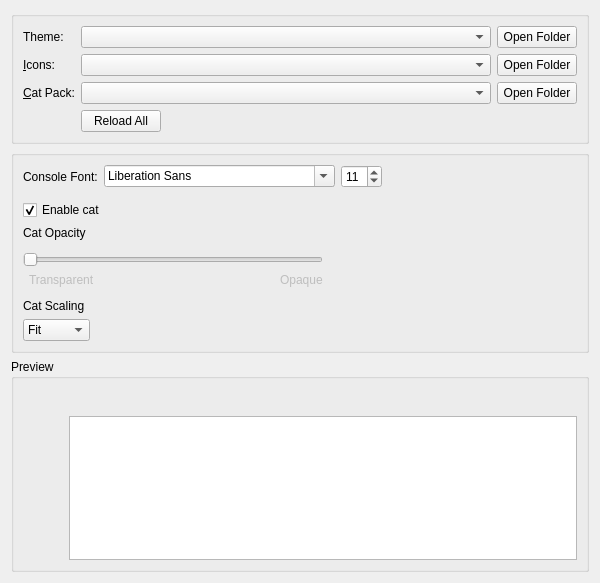
First picture: the form in launcher/ui/widgets/AppearanceWidget.ui, repository awakenginexe/Awake-Launcher, before the edit.
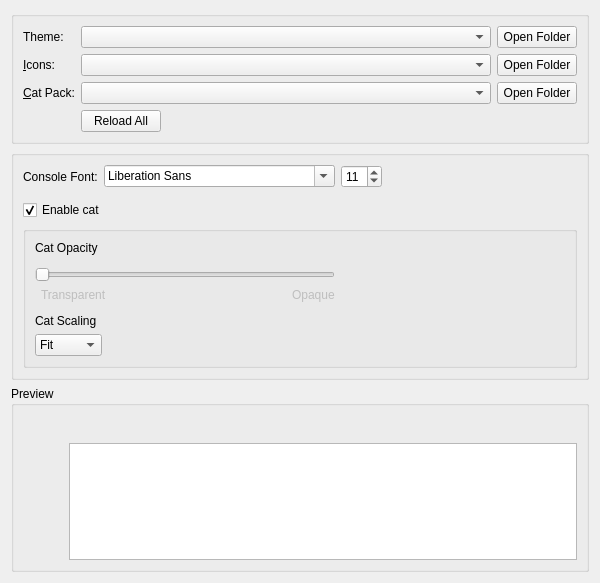
Second picture: the form after the edit. Icons and pictures are not drawn.

Commit message: refactor: group cat settings and avoid redundant action updates

Patch:
```diff
--- a/launcher/ui/widgets/AppearanceWidget.ui
+++ b/launcher/ui/widgets/AppearanceWidget.ui
@@ -214,6 +214,12 @@
        </widget>
       </item>
       <item>
+       <widget class="QGroupBox" name="catSettingsBox">
+        <property name="title">
+         <string/>
+        </property>
+        <layout class="QVBoxLayout" name="verticalLayout_6">
+         <item>
        <widget class="QLabel" name="catOpacityLabel">
         <property name="text">
          <string>Cat Opacity</string>
@@ -245,7 +251,7 @@
        </widget>
       </item>
       <item>
-       <widget class="QWidget" name="catOpacityWidget" native="true">
+          <widget class="QWidget" name="widget" native="true">
         <property name="maximumSize">
          <size>
           <width>300</width>
@@ -378,6 +384,9 @@
           <string>Stretch</string>
          </property>
         </item>
+          </widget>
+         </item>
+        </layout>
        </widget>
       </item>
      </layout>
```
Lines whose indentation alone changed are shown as unchanged. The commit also changes 3 other files.
